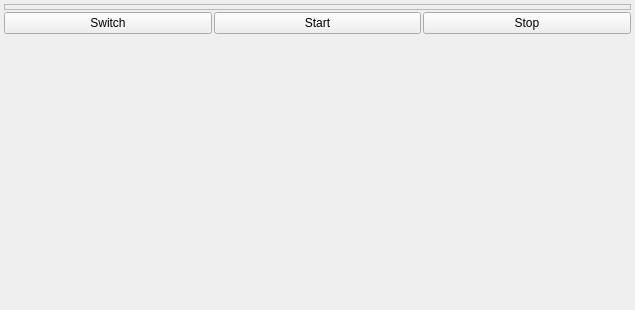
Qt form ui/control.ui (hirikesh/gorgoneye) before a commit.
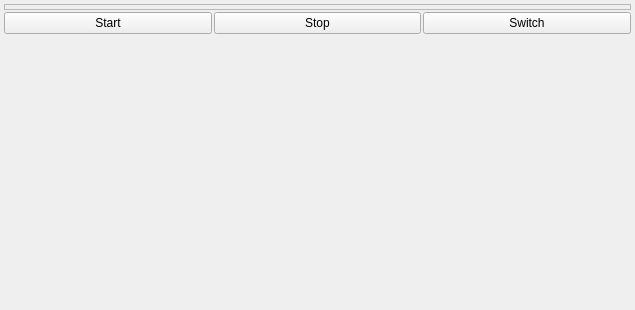
The same form after that commit.

What changed in the file:
```diff
--- a/ui/control.ui
+++ b/ui/control.ui
@@ -64,6 +64,20 @@
        <property name="margin">
         <number>0</number>
        </property>
+       <item>
+        <widget class="QPushButton" name="startBtn">
+         <property name="text">
+          <string>Start</string>
+         </property>
+        </widget>
+       </item>
+       <item>
+        <widget class="QPushButton" name="stopBtn">
+         <property name="text">
+          <string>Stop</string>
+         </property>
+        </widget>
+       </item>
        <item>
         <widget class="QPushButton" name="gazeBtn">
          <property name="text">
@@ -80,20 +94,6 @@
          </property>
         </widget>
        </item>
-       <item>
-        <widget class="QPushButton" name="startBtn">
-         <property name="text">
-          <string>Start</string>
-         </property>
-        </widget>
-       </item>
-       <item>
-        <widget class="QPushButton" name="stopBtn">
-         <property name="text">
-          <string>Stop</string>
-         </property>
-        </widget>
-       </item>
       </layout>
      </item>
      <item>
```
